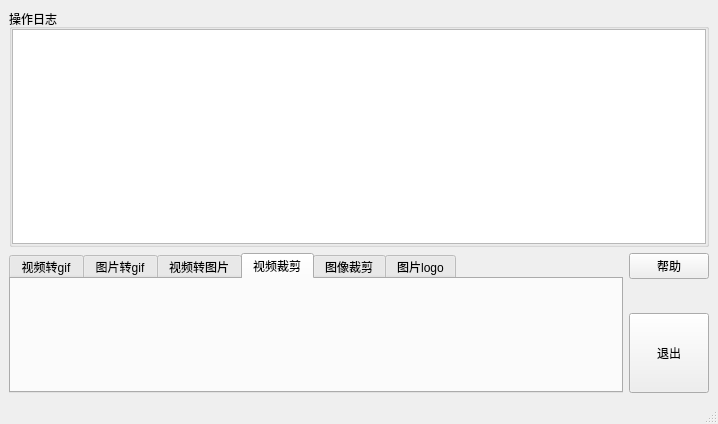
Old version of the form src/image_tools/image_tools_app/mainwindow.ui in the repository CastielLiu/tools_ws.
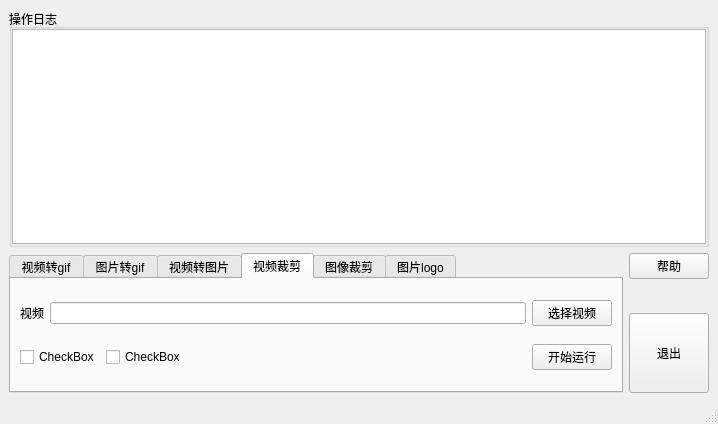
New version of the form. The open tabs and pages were chosen to show the change.

What changed in the file:
```diff
--- a/src/image_tools/image_tools_app/mainwindow.ui
+++ b/src/image_tools/image_tools_app/mainwindow.ui
@@ -501,6 +501,70 @@
          <attribute name="title">
           <string>视频裁剪</string>
          </attribute>
+         <layout class="QVBoxLayout" name="verticalLayout_14">
+          <item>
+           <layout class="QHBoxLayout" name="horizontalLayout_14">
+            <item>
+             <widget class="QLabel" name="label_15">
+              <property name="text">
+               <string>视频</string>
+              </property>
+             </widget>
+            </item>
+            <item>
+             <widget class="QLineEdit" name="lineEdit_videoCutter_video"/>
+            </item>
+            <item>
+             <widget class="QPushButton" name="pushButton_videoCutter_select">
+              <property name="text">
+               <string>选择视频</string>
+              </property>
+             </widget>
+            </item>
+           </layout>
+          </item>
+          <item>
+           <layout class="QHBoxLayout" name="horizontalLayout_13">
+            <item>
+             <widget class="QCheckBox" name="checkBox">
+              <property name="text">
+               <string>CheckBox</string>
+              </property>
+             </widget>
+            </item>
+            <item>
+             <widget class="QCheckBox" name="checkBox_2">
+              <property name="text">
+               <string>CheckBox</string>
+              </property>
+             </widget>
+            </item>
+            <item>
+             <spacer name="horizontalSpacer_2">
+              <property name="orientation">
+               <enum>Qt::Horizontal</enum>
+              </property>
+              <property name="sizeHint" stdset="0">
+               <size>
+                <width>40</width>
+                <height>20</height>
+               </size>
+              </property>
+             </spacer>
+            </item>
+            <item>
+             <widget class="QPushButton" name="pushButton_videoCutter_start">
+              <property name="text">
+               <string>开始运行</string>
+              </property>
+              <property name="checkable">
+               <bool>false</bool>
+              </property>
+             </widget>
+            </item>
+           </layout>
+          </item>
+         </layout>
         </widget>
         <widget class="QWidget" name="tab_imageCutter">
          <attribute name="title">
```
Left out of the diff: 2 changed lines with no effect on the pictures.
